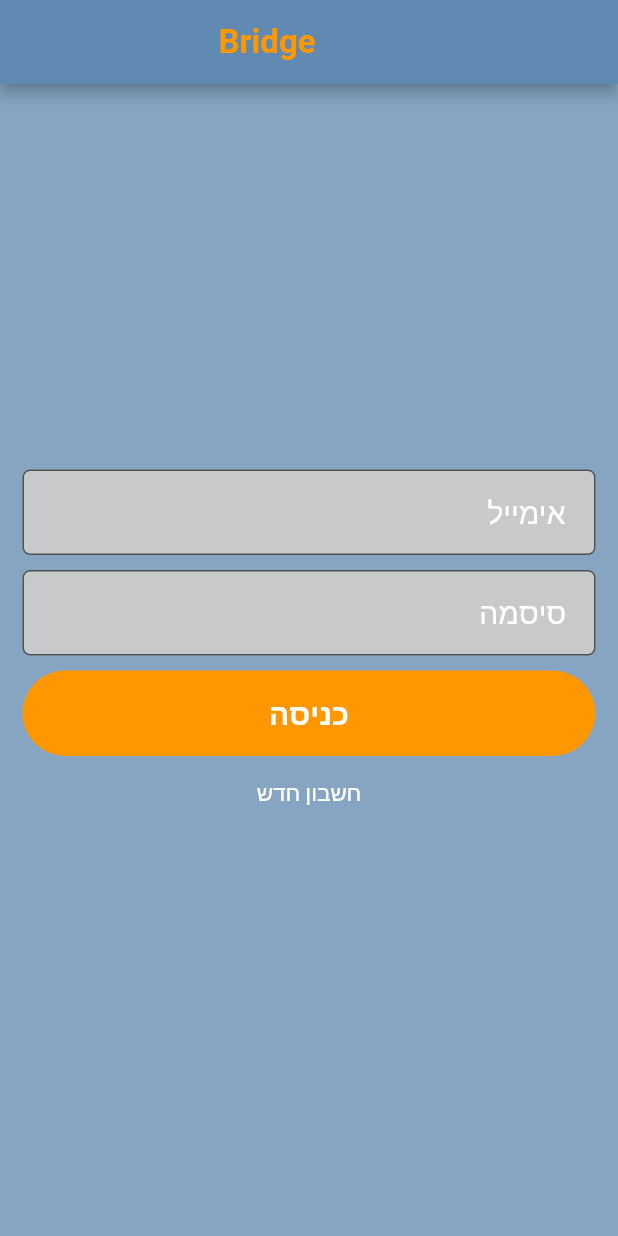
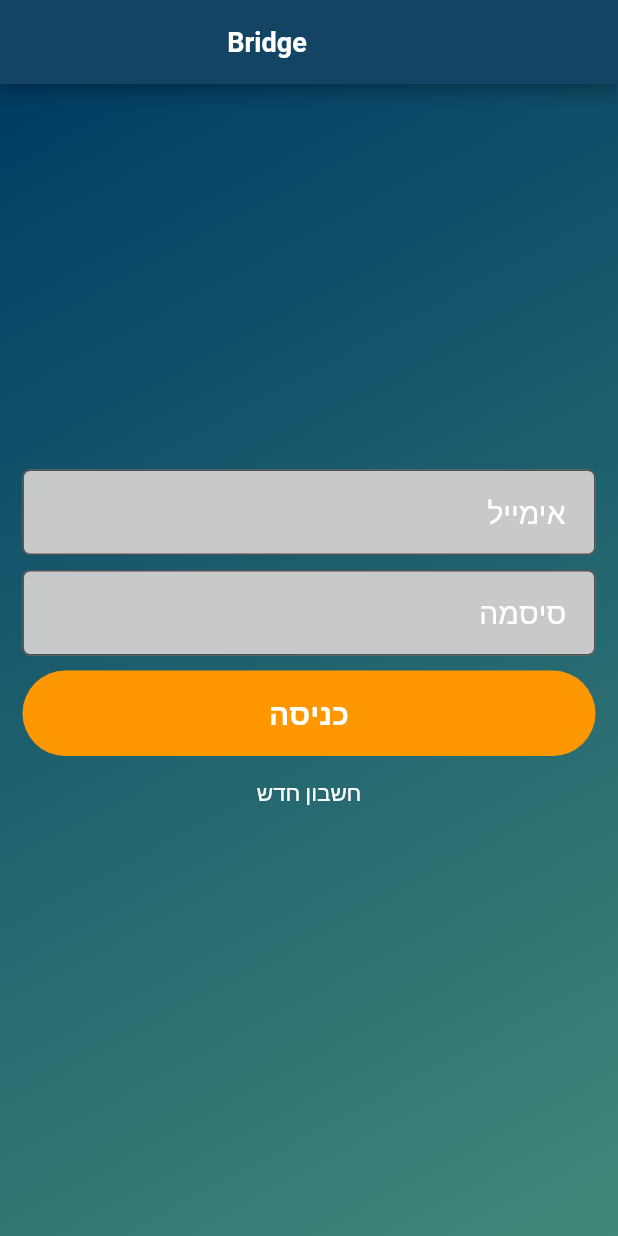
Before and after one commit to mustafma/pamon, a Flutter app: the screen it shows after launch, on a phone screen of 412 x 824 dp. Run offline on Flutter 3.47's test engine with Material 2 defaults, Android fonts, the phone set to English and light mode, and no system bars; our stand-ins replace badges, cloud_firestore, cloud_functions, firebase_auth, firebase_messaging, get_it and 1 more; missing offline and left inert: flutter_emoji; accounts and stored records are empty; Roboto replaces fonts that are missing (Montserrat).

Commit message:
new stryle

```diff
--- a/lib/Views/ui_login.dart
+++ b/lib/Views/ui_login.dart
@@ -27,7 +27,6 @@ class PasswordFieldValidator {
 }
 
 class _LoginWidget extends State<LoginWidget> {
-
   final AuthService _auth = AuthService();
   String _email = '';
   String _password = '';
@@ -36,29 +35,43 @@ class _LoginWidget extends State<LoginWidget> {
   FormType _formType = FormType.login;
 
   final GlobalKey<FormState> formKey = GlobalKey<FormState>();
-  TextStyle style = TextStyle(fontFamily: 'Montserrat', fontSize: 20.0 , color: Colors.white);
+  TextStyle style =
+      TextStyle(fontFamily: 'Montserrat', fontSize: 20.0, color: Colors.white);
 
   @override
   Widget build(BuildContext context) {
     return Scaffold(
         appBar: AppBar(
-        backgroundColor: Color.fromRGBO(97, 138, 179, 9) ,
-        title:  Center(child:Text("Bridge" , style: TextStyle(
-                    color: Colors.orange,
-                    fontSize: 22,
+          backgroundColor:  const Color(0xFF144464),
+          title: Center(
+              child: Text("Bridge",
+                  style: TextStyle(
+                      color: Colors.white,
+                      fontSize: 18,
                       fontWeight: FontWeight.bold))),
           leading: new Visibility(
-
             visible: false,
             child: IconButton(
-
-          icon: new Icon(Icons.keyboard_return , color: Colors.white,),
+              icon: new Icon(
+                Icons.keyboard_return,
+                color: Colors.white,
+              ),
               onPressed: () => Navigator.of(context).pop(),
-        ),) ,
             ),
-      body: Center(
+          ),
+        ),
+        body: Container(
+          decoration: new BoxDecoration(
+              gradient: new LinearGradient(
+                  colors: [const Color(0xFF003C64), const Color(0xFF428879)],
+                  begin: FractionalOffset.topLeft,
+                  end: FractionalOffset.bottomRight,
+                  stops: [0.0, 1.0],
+                  tileMode: TileMode.clamp)),
+          child: Center(
             child: Container(
-          color: Color.fromRGBO(134, 165, 195, 9), //Color.fromRGBO(58, 66, 86, 1.0),
+             // color: Color.fromRGBO(
+                //  134, 165, 195, 9), //Color.fromRGBO(58, 66, 86, 1.0),
 
               child: Padding(
                   padding: const EdgeInsets.all(15.0),
@@ -71,31 +84,28 @@ class _LoginWidget extends State<LoginWidget> {
                   )),
             ),
           ),
-    );
+        ));
   }
 
   List<Widget> buildInputs() {
     return <Widget>[
-
       //SizedBox(height: 45.0),
       TextFormField(
-
         obscureText: false,
         style: style,
         decoration: InputDecoration(
             filled: true,
-      fillColor: Color.fromRGBO(200, 201, 202, 1.0),//Color.fromRGBO(64, 75, 96, 9),
+            fillColor: Color.fromRGBO(
+                200, 201, 202, 1.0), //Color.fromRGBO(64, 75, 96, 9),
 
             //hintStyle: TextStyle(fontFamily: 'Montserrat', fontSize: 10.0 , color: Colors.white),
             contentPadding: EdgeInsets.fromLTRB(20.0, 15.0, 20.0, 15.0),
             hintText: "אימייל",
-             hintStyle: TextStyle(fontFamily: 'Montserrat', fontSize: 20.0 , color: Colors.white),
-            border:
-                OutlineInputBorder(
+            hintStyle: TextStyle(
+                fontFamily: 'Montserrat', fontSize: 20.0, color: Colors.white),
+            border: OutlineInputBorder(
                 borderSide: new BorderSide(color: Colors.white),
-                  borderRadius: BorderRadius.circular(5.0)
-
-                  ) ),
+                borderRadius: BorderRadius.circular(5.0))),
         keyboardType: TextInputType.emailAddress,
         validator: EmailFieldValidator.validate,
         onSaved: (String value) => _email = value,
@@ -107,11 +117,13 @@ class _LoginWidget extends State<LoginWidget> {
         style: style,
         decoration: InputDecoration(
             filled: true,
-      fillColor: Color.fromRGBO(200, 201, 202, 1.0), //Color.fromRGBO(64, 75, 96, 9),
+            fillColor: Color.fromRGBO(
+                200, 201, 202, 1.0), //Color.fromRGBO(64, 75, 96, 9),
             contentPadding: EdgeInsets.fromLTRB(20.0, 15.0, 20.0, 15.0),
             //  hintStyle: TextStyle(fontFamily: 'Montserrat', fontSize: 10.0 , color: Colors.white),
             hintText: "סיסמה",
-            hintStyle: TextStyle(fontFamily: 'Montserrat', fontSize: 20.0 , color: Colors.white),
+            hintStyle: TextStyle(
+                fontFamily: 'Montserrat', fontSize: 20.0, color: Colors.white),
             border:
                 OutlineInputBorder(borderRadius: BorderRadius.circular(5.0))),
         validator: PasswordFieldValidator.validate,
@@ -140,7 +152,8 @@ class _LoginWidget extends State<LoginWidget> {
           ),
         ),
         FlatButton(
-          child: Text('חשבון חדש', style: TextStyle(fontSize: 15.0 , color: Colors.white)),
+          child: Text('חשבון חדש',
+              style: TextStyle(fontSize: 15.0, color: Colors.white)),
           onPressed: moveToRegister,
         ),
         SizedBox(
@@ -164,8 +177,8 @@ class _LoginWidget extends State<LoginWidget> {
           ),
         ),
         FlatButton(
-          child:
-              Text('כניסה ?', style: TextStyle(fontSize: 20.0  , color: Colors.white)),
+          child: Text('כניסה ?',
+              style: TextStyle(fontSize: 20.0, color: Colors.white)),
           onPressed: moveToLogin,
         ),
         SizedBox(
@@ -189,19 +202,17 @@ class _LoginWidget extends State<LoginWidget> {
     if (validateAndSave()) {
       print(_email);
       print(_password);
-      dynamic result = await _auth.signInWithEmailAndPassword(_email, _password);
-      if(result == null)
-        {
+      dynamic result =
+          await _auth.signInWithEmailAndPassword(_email, _password);
+      if (result == null) {
         setState(() => error = 'could not sign in with those credentials.');
       }
-      if(result != null) {
-
+      if (result != null) {
         Navigator.push(
           context,
           MaterialPageRoute(builder: (context) => ListViewRooms()),
         );
       }
-
     }
   }
 
```
Lines whose indentation alone changed are shown as unchanged.
